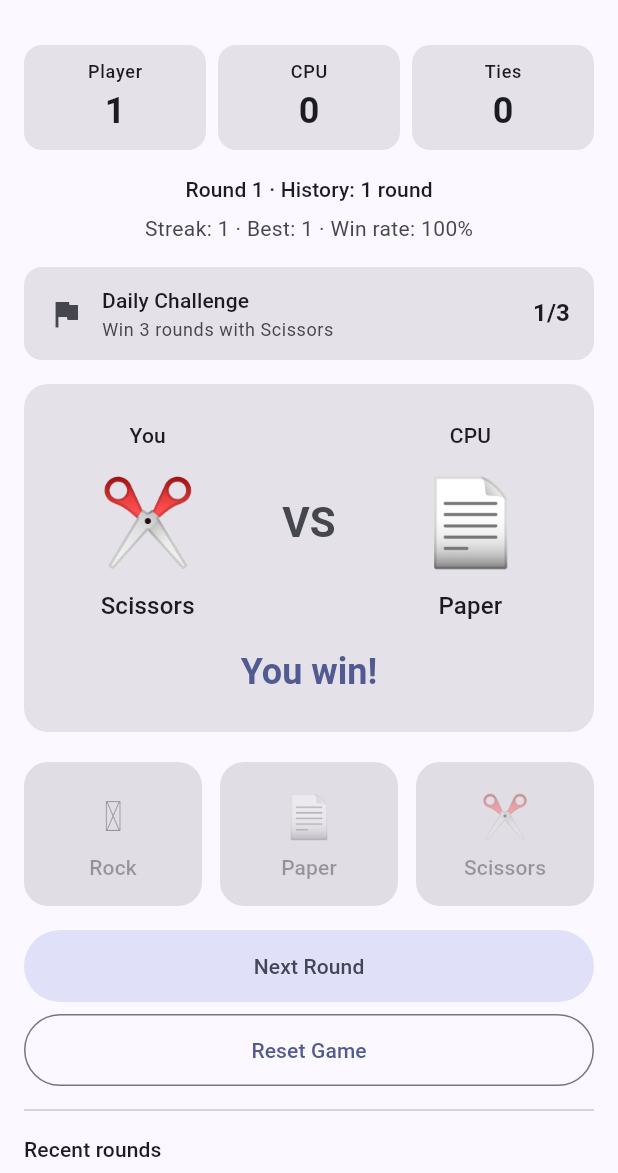
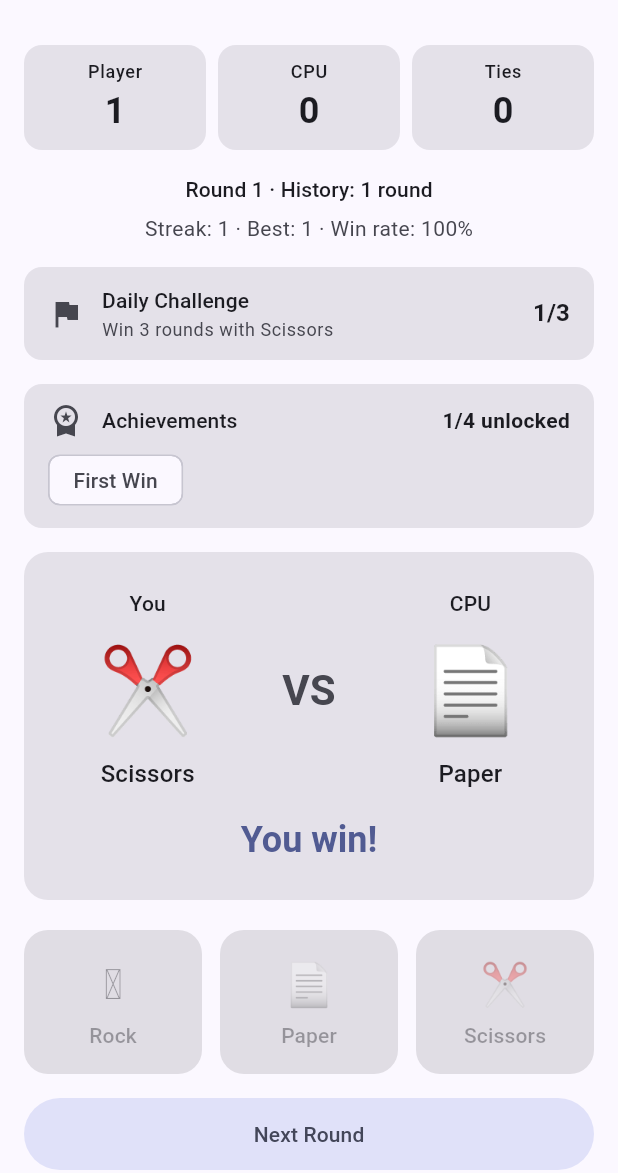
Before and after one commit to fvarli/rps_duel, a Flutter app: the screen it shows after launch, after a tap on "✂️", on a phone screen of 412 x 824 dp, the part 63-1236 px from its top. Run offline on Flutter 3.47's test engine with Material 3 defaults, Android fonts, the phone set to English and light mode, and no system bars; our stand-ins replace flutter_riverpod, go_router, shared_preferences; generated files the repository leaves out were written again.

Commit message:
feat(retention): Phase 17 — achievements mini-system (4 local badges)
Adds four permanent local-only achievements (First Win, Streak 3,
Scissors Specialist, 10 Rounds) surfaced as a compact card on the
game screen. No backend, no notifications, no separate screen.

- lib/domain/achievement.dart: enum AchievementId + pure-Dart
  evaluateAchievements({state, dailyChallenge, already}). Additive
  by design — already-unlocked IDs always survive re-evaluation,
  so Reset Game can shrink DuelState back to zeros without losing
  any badge.
- lib/data/local_achievement_storage.dart: SharedPreferences
  wrapper. Key 'rps_duel.achievements.v1'. Stores enum .name
  strings via setStringList; load silently ignores unknown
  names (forward-compat / corrupt entries).
- lib/ui/game/achievements_card.dart: compact card — trophy icon,
  title, "X/4 unlocked" count, Wrap of compact Chips for unlocked
  items only, or "No achievements yet." placeholder. Top-level
  achievementTitle(l10n, id) helper.
- lib/ui/game/game_screen.dart: _loadAndApply opens the storage
  and seeds _achievements. _runRound calls _updateAchievements
  AFTER _updateChallenge (so a freshly-completed challenge can
  immediately unlock Scissors Specialist in the same pass) and
  saves. AchievementsCard rendered directly below DailyChallengeCard.
  Reset Game intentionally does NOT touch _achievements.
- ARBs: +7 keys (achievementsTitle, achievementsCount with two int
  placeholders, achievementsNoneYet, achievementFirstWin,
  achievementStreak3, achievementScissorsSpecialist,
  achievementFirst10Rounds) in en/tr/es.

Tests (+10):
- Evaluator (5): one per achievement (First Win @ playerScore>=1,
  Streak 3 @ bestStreak>=3, Scissors Specialist @ challenge
  completed, 10 Rounds @ roundCount>=10) + a regression test that
  already-unlocked IDs survive re-evaluation on a zero state.
- Storage (2): save+load roundtrip; unknown enum names in the
  stored list are silently ignored on load.
- GameScreen widget (3): card shows 0/4 + empty state on initial
  render; winning a round adds "First Win" chip and 1/4; Settings
  → Reset data preserves the unlocked chip while clearing the
  round count.

73/73 tests pass; flutter analyze clean. No new dependencies, no
gameplay rule changes, no domain controller changes. Achievements
storage is separate from game state — Reset Game leaves badges
alone. Backward compatible with all prior persisted data.

```diff
--- /dev/null
+++ b/lib/data/local_achievement_storage.dart
@@ -0,0 +1,36 @@
+import 'package:rps_duel/domain/achievement.dart';
+import 'package:shared_preferences/shared_preferences.dart';
+
+class AchievementStorage {
+  AchievementStorage(this._prefs);
+
+  static const String _key = 'rps_duel.achievements.v1';
+
+  final SharedPreferences _prefs;
+
+  static Future<AchievementStorage> open() async {
+    final prefs = await SharedPreferences.getInstance();
+    return AchievementStorage(prefs);
+  }
+
+  Set<AchievementId> load() {
+    final list = _prefs.getStringList(_key);
+    if (list == null) return <AchievementId>{};
+    final out = <AchievementId>{};
+    for (final name in list) {
+      try {
+        out.add(AchievementId.values.byName(name));
+      } catch (_) {
+        // Unknown enum name — forward-compat / corrupt entry. Skip silently.
+      }
+    }
+    return out;
+  }
+
+  Future<void> save(Set<AchievementId> ids) async {
+    await _prefs.setStringList(
+      _key,
+      ids.map((id) => id.name).toList(),
+    );
+  }
+}
--- /dev/null
+++ b/lib/domain/achievement.dart
@@ -0,0 +1,22 @@
+import 'package:rps_duel/domain/daily_challenge.dart';
+import 'package:rps_duel/domain/duel_state.dart';
+
+enum AchievementId {
+  firstWin,
+  streak3,
+  scissorsSpecialist,
+  first10Rounds,
+}
+
+Set<AchievementId> evaluateAchievements({
+  required DuelState state,
+  required DailyChallenge dailyChallenge,
+  required Set<AchievementId> already,
+}) {
+  final next = <AchievementId>{...already};
+  if (state.playerScore >= 1) next.add(AchievementId.firstWin);
+  if (state.bestStreak >= 3) next.add(AchievementId.streak3);
+  if (dailyChallenge.completed) next.add(AchievementId.scissorsSpecialist);
+  if (state.roundCount >= 10) next.add(AchievementId.first10Rounds);
+  return next;
+}
--- a/lib/l10n/app_en.arb
+++ b/lib/l10n/app_en.arb
@@ -81,6 +81,27 @@
   "@aboutDescription": { "description": "Short tagline shown in the About dialog body." },
   "@aboutClose": { "description": "Close button on the About dialog." },
 
+  "achievementsTitle": "Achievements",
+  "achievementsCount": "{count}/{total} unlocked",
+  "achievementsNoneYet": "No achievements yet.",
+  "achievementFirstWin": "First Win",
+  "achievementStreak3": "Streak 3",
+  "achievementScissorsSpecialist": "Scissors Specialist",
+  "achievementFirst10Rounds": "10 Rounds",
+  "@achievementsTitle": { "description": "Header for the achievements card." },
+  "@achievementsCount": {
+    "description": "Count line showing how many achievements are unlocked out of the total.",
+    "placeholders": {
+      "count": { "type": "int" },
+      "total": { "type": "int" }
+    }
+  },
+  "@achievementsNoneYet": { "description": "Placeholder when no achievements are unlocked yet." },
+  "@achievementFirstWin": { "description": "Achievement: First Win." },
+  "@achievementStreak3": { "description": "Achievement: 3-win streak." },
+  "@achievementScissorsSpecialist": { "description": "Achievement: Daily Challenge (Scissors) completed." },
+  "@achievementFirst10Rounds": { "description": "Achievement: played 10 total rounds." },
+
   "dailyChallengeTitle": "Daily Challenge",
   "dailyChallengeDescription": "Win 3 rounds with Scissors",
   "dailyChallengeCompleted": "Completed",
--- /dev/null
+++ b/lib/ui/game/achievements_card.dart
@@ -0,0 +1,82 @@
+import 'package:flutter/material.dart';
+
+import 'package:rps_duel/domain/achievement.dart';
+import 'package:rps_duel/generated/l10n/app_localizations.dart';
+
+String achievementTitle(AppLocalizations l10n, AchievementId id) {
+  return switch (id) {
+    AchievementId.firstWin => l10n.achievementFirstWin,
+    AchievementId.streak3 => l10n.achievementStreak3,
+    AchievementId.scissorsSpecialist => l10n.achievementScissorsSpecialist,
+    AchievementId.first10Rounds => l10n.achievementFirst10Rounds,
+  };
+}
+
+class AchievementsCard extends StatelessWidget {
+  const AchievementsCard({super.key, required this.unlocked});
+
+  final Set<AchievementId> unlocked;
+
+  @override
+  Widget build(BuildContext context) {
+    final theme = Theme.of(context);
+    final l10n = AppLocalizations.of(context);
+    final total = AchievementId.values.length;
+    return Card(
+      elevation: 0,
+      margin: EdgeInsets.zero,
+      color: theme.colorScheme.surfaceContainerHighest,
+      child: Padding(
+        padding: const EdgeInsets.symmetric(horizontal: 16, vertical: 12),
+        child: Column(
+          crossAxisAlignment: CrossAxisAlignment.start,
+          mainAxisSize: MainAxisSize.min,
+          children: <Widget>[
+            Row(
+              children: <Widget>[
+                Icon(
+                  Icons.workspace_premium,
+                  color: theme.colorScheme.onSurfaceVariant,
+                ),
+                const SizedBox(width: 12),
+                Expanded(
+                  child: Text(
+                    l10n.achievementsTitle,
+                    style: theme.textTheme.titleSmall,
+                  ),
+                ),
+                Text(
+                  l10n.achievementsCount(unlocked.length, total),
+                  style: theme.textTheme.bodyMedium?.copyWith(
+                    fontWeight: FontWeight.w600,
+                  ),
+                ),
+              ],
+            ),
+            const SizedBox(height: 8),
+            if (unlocked.isEmpty)
+              Text(
+                l10n.achievementsNoneYet,
+                style: theme.textTheme.bodySmall?.copyWith(
+                  color: theme.colorScheme.onSurfaceVariant,
+                ),
+              )
+            else
+              Wrap(
+                spacing: 8,
+                runSpacing: 4,
+                children: <Widget>[
+                  for (final id in AchievementId.values)
+                    if (unlocked.contains(id))
+                      Chip(
+                        label: Text(achievementTitle(l10n, id)),
+                        visualDensity: VisualDensity.compact,
+                      ),
+                ],
+              ),
+          ],
+        ),
+      ),
+    );
+  }
+}
--- a/lib/ui/game/game_screen.dart
+++ b/lib/ui/game/game_screen.dart
@@ -3,9 +3,11 @@ import 'dart:async';
 import 'package:flutter/material.dart';
 
 import 'package:rps_duel/app/locale_scope.dart';
+import 'package:rps_duel/data/local_achievement_storage.dart';
 import 'package:rps_duel/data/local_daily_challenge_storage.dart';
 import 'package:rps_duel/data/local_difficulty_storage.dart';
 import 'package:rps_duel/data/local_game_storage.dart';
+import 'package:rps_duel/domain/achievement.dart';
 import 'package:rps_duel/domain/cpu_difficulty.dart';
 import 'package:rps_duel/domain/daily_challenge.dart';
 import 'package:rps_duel/domain/duel_controller.dart';
@@ -16,6 +18,7 @@ import 'package:rps_duel/domain/round_outcome.dart';
 import 'package:rps_duel/domain/round_record.dart';
 import 'package:rps_duel/domain/rps_engine.dart';
 import 'package:rps_duel/generated/l10n/app_localizations.dart';
+import 'package:rps_duel/ui/game/achievements_card.dart';
 import 'package:rps_duel/ui/game/daily_challenge_card.dart';
 import 'package:rps_duel/ui/game/difficulty_picker_sheet.dart';
 import 'package:rps_duel/ui/game/language_picker_sheet.dart';
@@ -42,6 +45,8 @@ class _GameScreenState extends State<GameScreen> {
   DifficultyStorage? _difficultyStorage;
   DailyChallengeStorage? _challengeStorage;
   DailyChallenge _challenge = DailyChallenge.initialFor(DateTime.now());
+  AchievementStorage? _achievementStorage;
+  Set<AchievementId> _achievements = <AchievementId>{};
 
   @override
   void initState() {
@@ -110,6 +115,11 @@ class _GameScreenState extends State<GameScreen> {
       unawaited(challengeStorage.save(fresh));
     }
 
+    final achievementStorage = await AchievementStorage.open();
+    if (!mounted) return;
+    _achievementStorage = achievementStorage;
+    setState(() => _achievements = achievementStorage.load());
+
     final s = _controller.state;
     final pristine = s.playerScore == 0 &&
         s.cpuScore == 0 &&
@@ -139,6 +149,17 @@ class _GameScreenState extends State<GameScreen> {
     }
   }
 
+  void _updateAchievements() {
+    final next = evaluateAchievements(
+      state: _controller.state,
+      dailyChallenge: _challenge,
+      already: _achievements,
+    );
+    if (next.length != _achievements.length) {
+      setState(() => _achievements = next);
+    }
+  }
+
   void _select(MoveChoice move) {
     unawaited(_runRound(move));
   }
@@ -147,8 +168,10 @@ class _GameScreenState extends State<GameScreen> {
     await _controller.selectMoveWithDelay(move);
     if (!mounted) return;
     _updateChallenge();
+    _updateAchievements();
     await _storage?.save(_controller.state);
     await _challengeStorage?.save(_challenge);
+    await _achievementStorage?.save(_achievements);
   }
 
   void _next() {
@@ -301,6 +324,8 @@ class _GameScreenState extends State<GameScreen> {
                   ),
                   const SizedBox(height: 16),
                   DailyChallengeCard(challenge: _challenge),
+                  const SizedBox(height: 16),
+                  AchievementsCard(unlocked: _achievements),
                   const SizedBox(height: 16),
                   _DuelSurface(
                     child: AnimatedSize(
```
Also changed, not shown: lib/l10n/app_es.arb (+8 -0 lines), lib/l10n/app_tr.arb (+8 -0 lines), 3 other files.
